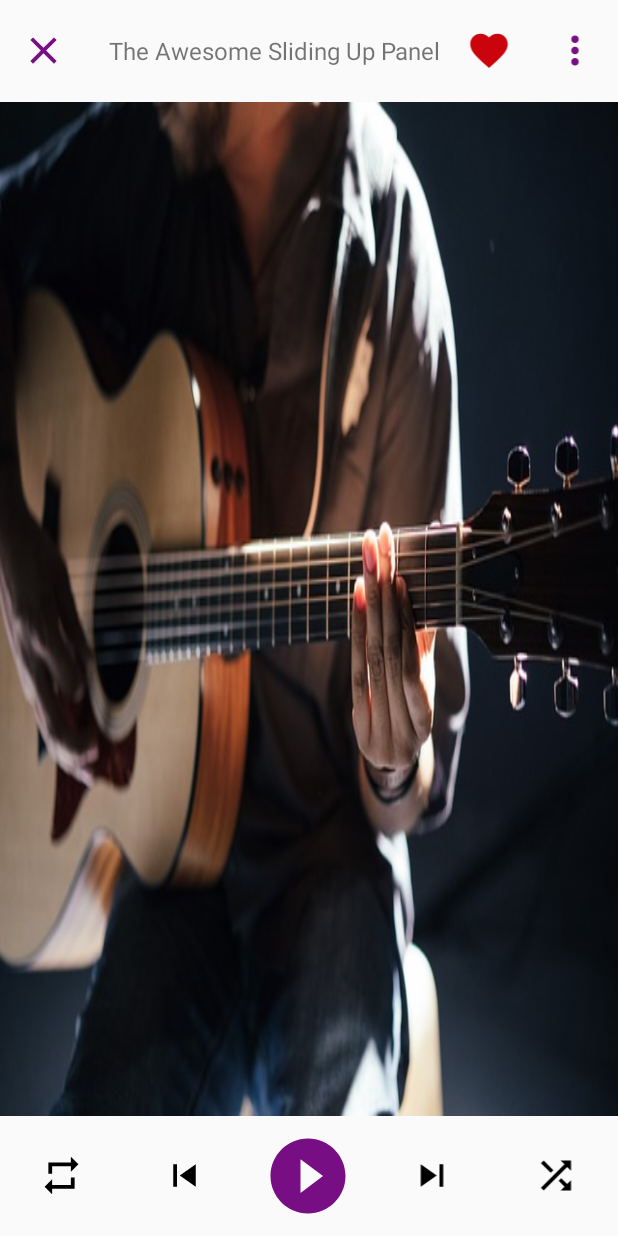
After one commit to pranay1494/MusicPlayer, an Android app: the layout layout_player_new.xml on its own in the app's theme, with its tools: preview values and no code run, on a phone screen of 412 x 824 dp. The commit adds this screen. Run offline under Robolectric (Android 15) with nearby library versions, the phone set to English and light mode, and no system bars.

Commit message:
UI changes

```diff
--- a/app/build.gradle
+++ b/app/build.gradle
@@ -30,10 +30,12 @@ dependencies {
     compile 'de.hdodenhof:circleimageview:2.1.0'
     compile 'com.github.florent37:hollyviewpager:1.0.1'
     compile 'com.github.wseemann:FFmpegMediaMetadataRetriever:1.0.14'
+    compile 'com.yalantis:eqwaves:1.0.1'
     compile 'com.sothree.slidinguppanel:library:3.3.1'
-    compile 'com.yalantis:eqwaves:1.0.1'
     compile 'com.android.support:recyclerview-v7:24.1.1'
+    compile 'com.android.support:cardview-v7:24.1.0'
     compile 'com.android.support:appcompat-v7:24.2.1'
+    compile 'com.android.support:design:24.0.0'
+    compile 'com.futuremind.recyclerfastscroll:fastscroll:0.2.5'
     testCompile 'junit:junit:4.12'
-    compile 'com.android.support:cardview-v7:24.1.0'
 }
--- a/app/src/main/AndroidManifest.xml
+++ b/app/src/main/AndroidManifest.xml
@@ -3,6 +3,7 @@
     package="com.customview.pranay.dasmusica">
     <uses-permission android:name="android.permission.WRITE_EXTERNAL_STORAGE"/>
     <uses-permission android:name="android.permission.READ_EXTERNAL_STORAGE"/>
+    <uses-permission android:name="android.permission.INTERNET"/>
     <application
         android:allowBackup="true"
         android:icon="@mipmap/ic_launcher"
--- a/app/src/main/java/com/customview/pranay/dasmusica/fragment/DashBoardFragment.java
+++ b/app/src/main/java/com/customview/pranay/dasmusica/fragment/DashBoardFragment.java
@@ -66,7 +66,6 @@ public class DashBoardFragment extends Fragment implements View.OnClickListener{
                 clicked.btnClicked(true);
             }
         });
-
         /**
          * For Album Art List.
          */
--- /dev/null
+++ b/app/src/main/res/layout/layout_player_new.xml
@@ -0,0 +1,70 @@
+<?xml version="1.0" encoding="utf-8"?>
+<RelativeLayout xmlns:android="http://schemas.android.com/apk/res/android"
+    xmlns:app="http://schemas.android.com/apk/res-auto"
+    android:layout_width="match_parent"
+    android:layout_height="match_parent">
+    <LinearLayout
+        android:id="@+id/slideHeader"
+        android:layout_width="match_parent"
+        android:layout_height="68dp"
+        android:orientation="horizontal"
+        android:weightSum="10"
+        android:layout_alignParentTop="true">
+        <ImageView
+            xmlns:custom="http://schemas.android.com/apk/res-auto"
+            android:id="@+id/equalizer_view"
+            android:layout_width="0dp"
+            android:layout_height="30dp"
+            android:layout_weight="1"
+            android:layout_marginLeft="10dp"
+            app:srcCompat="@drawable/ic_close_black_24dp"
+            android:layout_gravity="center_vertical"/>
+        <TextView
+            android:id="@+id/tvMusicName"
+            android:layout_width="0dp"
+            android:layout_height="wrap_content"
+            android:layout_marginLeft="20dp"
+            android:gravity="center"
+            android:layout_weight="6"
+            android:maxLines="1"
+            android:layout_gravity="center_vertical"
+            android:text="The Awesome Sliding Up Panel"
+            android:textSize="16sp" />
+
+        <ImageView
+            android:id="@+id/ivFavorite"
+            android:layout_width="0dp"
+            android:layout_height="30dp"
+            app:srcCompat="@drawable/ic_favorite_black_24dp"
+            android:layout_weight="1.5"
+            android:clickable="true"
+            android:layout_gravity="center_vertical"/>
+        <ImageView
+            android:layout_width="0dp"
+            android:layout_weight="1.5"
+            android:layout_gravity="center"
+            android:clickable="true"
+            app:srcCompat="@drawable/ic_more_vert_black_24dp"
+            android:layout_height="30dp" />
+    </LinearLayout>
+
+    <android.support.v4.view.ViewPager
+        android:id="@+id/vpPlayer"
+        android:layout_width="match_parent"
+        android:layout_height="match_parent"
+        android:background="@drawable/guitar"
+        android:layout_below="@+id/slideHeader"
+        android:layout_above="@+id/rlplayerControls">
+
+</android.support.v4.view.ViewPager>
+
+    <LinearLayout
+        android:orientation="horizontal"
+        android:id="@+id/rlplayerControls"
+        android:layout_width="match_parent"
+        android:layout_height="80dp"
+        android:weightSum="10"
+        android:layout_alignParentBottom="true">
+        <include layout="@layout/layout_player_controls"/>
+    </LinearLayout>
+</RelativeLayout>
--- /dev/null
+++ b/app/src/main/res/values-v21/styles.xml
@@ -0,0 +1,15 @@
+<resources>
+
+    <style name="AppTheme" parent="Theme.AppCompat.Light.NoActionBar">
+        <item name="colorPrimary">@color/colorPrimary</item>
+        <item name="colorPrimaryDark">@color/colorPrimaryDark</item>
+        <item name="colorAccent">@color/colorAccent</item>
+        <item name="android:windowActionBarOverlay">true</item>
+        <item name="android:windowContentTransitions">true</item>
+        <item name="android:windowAllowEnterTransitionOverlap">true</item>
+        <item name="android:windowAllowReturnTransitionOverlap">true</item>
+        <item name="android:windowSharedElementEnterTransition">@android:transition/move</item>
+        <item name="android:windowSharedElementExitTransition">@android:transition/move</item>
+    </style>
+
+</resources>
--- a/app/src/main/res/values/colors.xml
+++ b/app/src/main/res/values/colors.xml
@@ -1,6 +1,6 @@
 <?xml version="1.0" encoding="utf-8"?>
 <resources>
-    <color name="colorPrimary">#bf21da</color>
-    <color name="colorPrimaryDark">#9C27B0</color>
-    <color name="colorAccent">#c20d19</color>
+    <color name="colorPrimary">#FF63B4B6</color>
+    <color name="colorPrimaryDark">#408c8e</color>
+    <color name="colorAccent">#0dc231</color>
 </resources>
--- a/app/src/main/res/values/dimens.xml
+++ b/app/src/main/res/values/dimens.xml
@@ -72,6 +72,7 @@
     <dimen name="back_h">40dp</dimen>
 
     <dimen name="app_setting_row_h">60dp</dimen>
+    <dimen name="appbar_height">270dp</dimen>
 
 
     <dimen name="radio_w">30dp</dimen>
```
Also changed, not shown: app/src/main/java/com/customview/pranay/dasmusica/MainActivity.java (+51 -58 lines), app/src/main/java/com/customview/pranay/dasmusica/adapter/SongsListAdapter.java (+22 -4 lines), app/src/main/java/com/customview/pranay/dasmusica/fragment/SongsListFragment.java (+7 -2 lines), app/src/main/res/layout/activity_main.xml (+6 -4 lines), app/src/main/res/layout/fragment_songslist.xml (+11 -2 lines), app/src/main/res/layout/layout_tabs.xml (added, +49 -0 lines).
